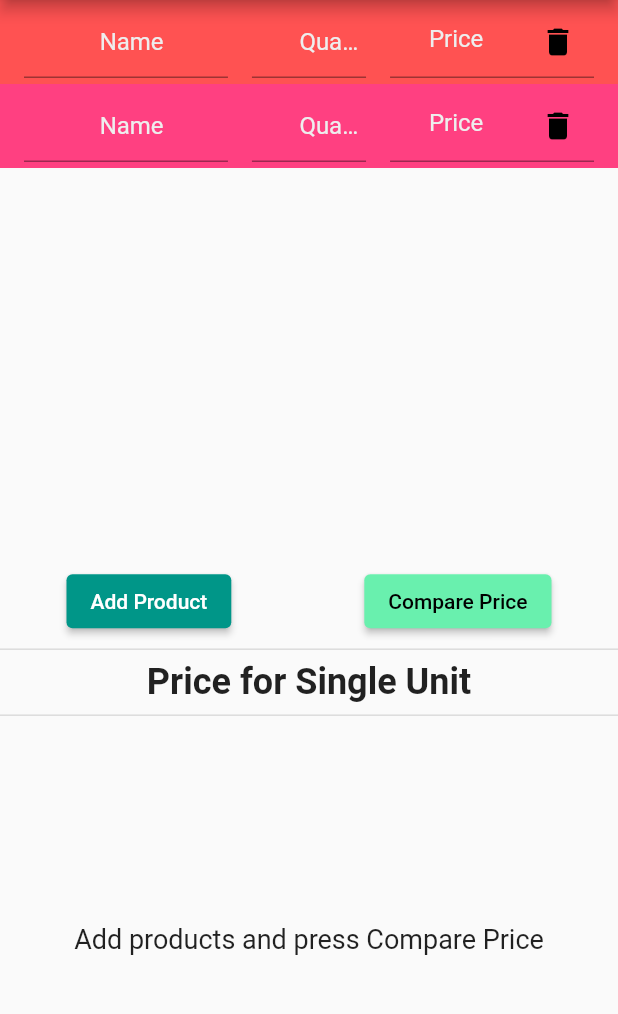
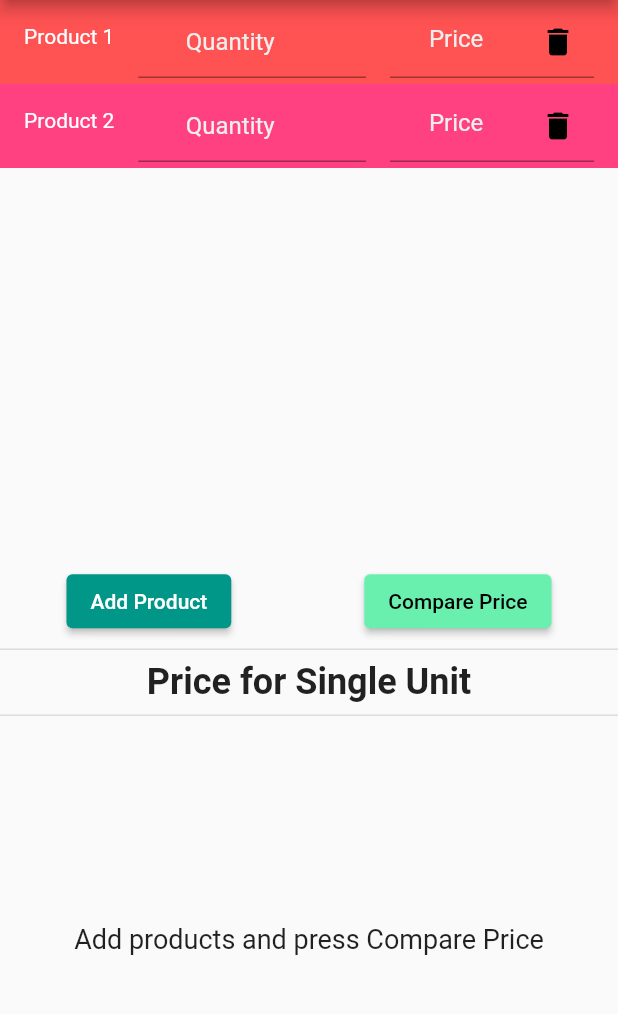
Before and after one commit to paurakhsharma/price_compare, a Flutter app: the screen it shows after launch, on a phone screen of 412 x 824 dp, the part 84-1098 px from its top. Run offline on Flutter 3.47's test engine with Material 2 defaults, Android fonts, the phone set to English and light mode, and no system bars.

Commit message:
Remove product name, update readme, update deploy script

```diff
--- a/lib/models/item.dart
+++ b/lib/models/item.dart
@@ -6,25 +6,22 @@ class Product {
   final double quantiy;
   final double price;
   final Color color;
-  final String name;
   Product({
     required this.quantiy,
     required this.price,
     required this.color,
-    required this.name,
   });
+
 
   Product copyWith({
     double? quantiy,
     double? price,
     Color? color,
-    String? name,
   }) {
     return Product(
       quantiy: quantiy ?? this.quantiy,
       price: price ?? this.price,
       color: color ?? this.color,
-      name: name ?? this.name,
     );
   }
 
@@ -33,7 +30,6 @@ class Product {
       'quantiy': quantiy,
       'price': price,
       'color': color.value,
-      'name': name,
     };
   }
 
@@ -42,7 +38,6 @@ class Product {
       quantiy: map['quantiy'],
       price: map['price'],
       color: Color(map['color']),
-      name: map['name'],
     );
   }
 
@@ -51,9 +46,7 @@ class Product {
   factory Product.fromJson(String source) => Product.fromMap(json.decode(source));
 
   @override
-  String toString() {
-    return 'Product(quantiy: $quantiy, price: $price, color: $color, name: $name)';
-  }
+  String toString() => 'Product(quantiy: $quantiy, price: $price, color: $color)';
 
   @override
   bool operator ==(Object other) {
@@ -62,15 +55,9 @@ class Product {
     return other is Product &&
       other.quantiy == quantiy &&
       other.price == price &&
-      other.color == color &&
-      other.name == name;
+      other.color == color;
   }
 
   @override
-  int get hashCode {
-    return quantiy.hashCode ^
-      price.hashCode ^
-      color.hashCode ^
-      name.hashCode;
-  }
+  int get hashCode => quantiy.hashCode ^ price.hashCode ^ color.hashCode;
 }
--- a/lib/screens/home_screen.dart
+++ b/lib/screens/home_screen.dart
@@ -16,13 +16,11 @@ class _HomeScreenState extends State<HomeScreen> {
       quantiy: 0,
       price: 0,
       color: Colors.accents[0],
-      name: '',
     ),
     Product(
       quantiy: 0,
       price: 0,
       color: Colors.accents[1],
-      name: '',
     )
   ];
 
@@ -52,21 +50,10 @@ class _HomeScreenState extends State<HomeScreen> {
                           final product = _products[index];
                           return ListTile(
                             tileColor: product.color,
-                            leading: SizedBox(
-                              width: width * 0.33,
-                              child: TextField(
-                                onChanged: (value) {
-                                  _products[index] =
-                                      _products[index].copyWith(name: value);
-                                  _calculated = false;
-                                  setState(() {});
-                                },
-                                style: TextStyle(color: Colors.white),
-                                decoration: InputDecoration(
-                                  prefix: Text('Name: '),
-                                  hintText: 'Name',
-                                  hintStyle: TextStyle(color: Colors.grey[200]),
-                                ),
+                            leading: Text(
+                              'Product ${index + 1}',
+                              style: TextStyle(
+                                color: Colors.white,
                               ),
                             ),
                             title: SizedBox(
@@ -129,10 +116,10 @@ class _HomeScreenState extends State<HomeScreen> {
                               ? () {
                                   _products.add(
                                     Product(
-                                        quantiy: 0,
-                                        price: 0,
-                                        color: Colors.accents[_products.length],
-                                        name: ''),
+                                      quantiy: 0,
+                                      price: 0,
+                                      color: Colors.accents[_products.length],
+                                    ),
                                   );
                                   _calculated = false;
                                   setState(() {});
@@ -182,10 +169,9 @@ class _HomeScreenState extends State<HomeScreen> {
                       itemBuilder: (context, index) {
                         final product = _products[index];
                         return ListTile(
-                          leading: Text(
-                            product.name,
+                          title: Text(
+                            'Product ${index + 1}',
                             style: TextStyle(
-                              fontSize: 16,
                               color: Colors.white,
                             ),
                           ),
```
Also changed, not shown: 4 other files.
